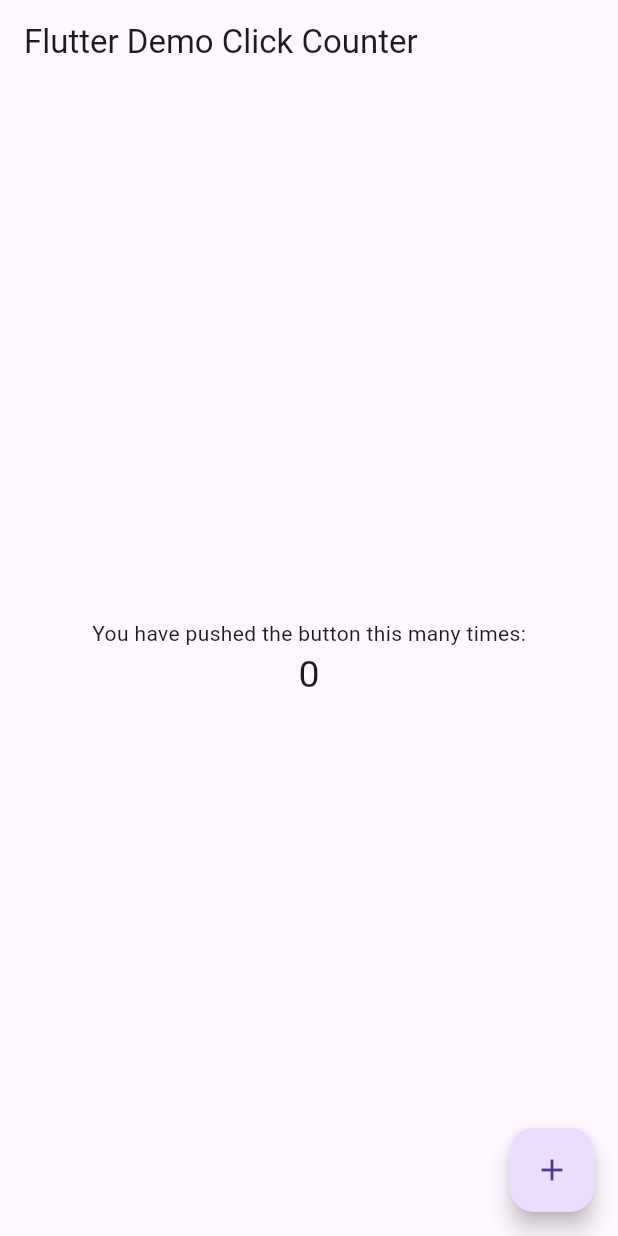
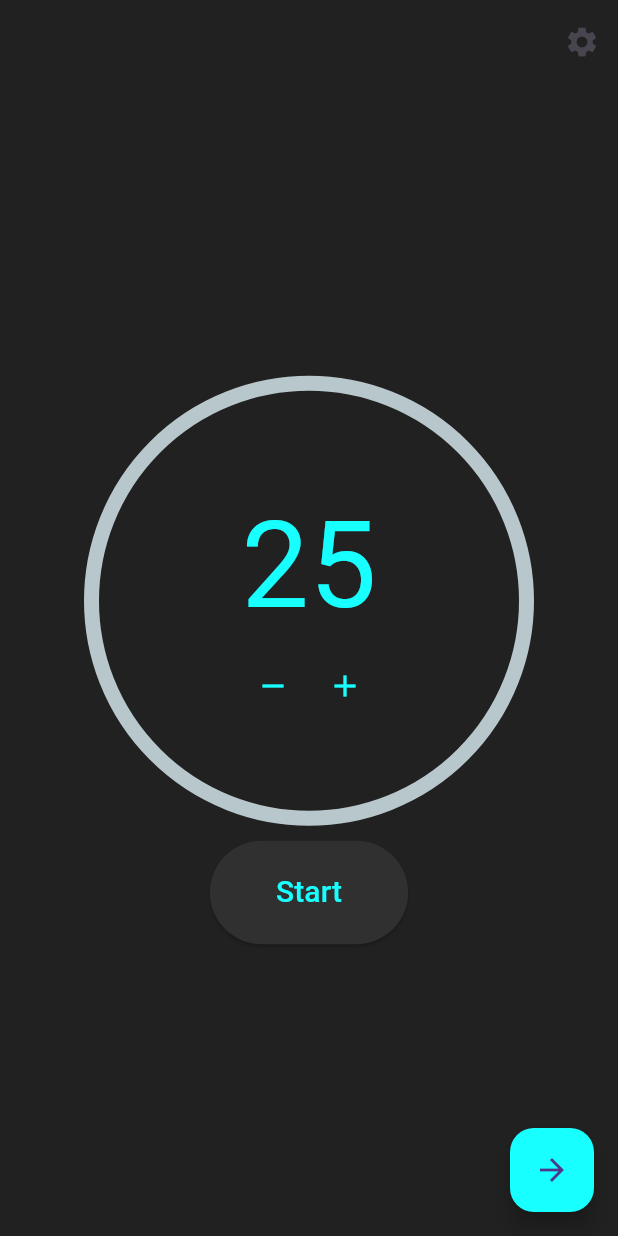
Before and after one commit to Phidude/GetResultsTimer, a Flutter app: the screen it shows after launch, on a phone screen of 412 x 824 dp. Run offline on Flutter 3.47's test engine with Material 3 defaults, Android fonts, the phone set to English and light mode, and no system bars; drawn by our look-alikes of percent_indicator.

Commit message:
Added new pages

```diff
--- a/lib/main.dart
+++ b/lib/main.dart
@@ -1,91 +1,295 @@
+import 'dart:async';
 import 'package:flutter/material.dart';
+import 'package:percent_indicator/percent_indicator.dart';
 
-void main() => runApp(const MyApp());
+void main() => runApp(MaterialApp(
+      debugShowCheckedModeBanner: false,
+      home: Pomodoro(),
+    ));
 
-class MyApp extends StatelessWidget {
-  const MyApp({super.key});
-  static const String _title = 'Flutter Stateful Clicker Counter';
-  // This widget is the root of your application.
+class Pomodoro extends StatefulWidget {
+  @override
+  _PomodoroState createState() => _PomodoroState();
+}
+
+class _PomodoroState extends State<Pomodoro> {
+  double percent = 0;
+  static int initialTimeInMinutes = 25;
+  int timeInMinutes = initialTimeInMinutes;
+  int timeInSeconds = initialTimeInMinutes * 60;
+
+  late Timer timer;
+  bool isTimerRunning = false;
+
+  _toggleTimer() {
+    if (isTimerRunning) {
+      timer.cancel();
+    } else {
+      _startTimer();
+    }
+
+    setState(() {
+      isTimerRunning = !isTimerRunning;
+      if (isTimerRunning) {
+        // Add initial color change when timer starts
+        percent = 0.01;
+      }
+    });
+  }
+
+  _startTimer() {
+    int time = timeInMinutes * 60;
+    double secondsPercent = (time / 100);
+    timer = Timer.periodic(Duration(seconds: 1), (timer) {
+      setState(() {
+        if (time > 0) {
+          time--;
+          if (time % 60 == 0) {
+            timeInMinutes--;
+          }
+          if (time % secondsPercent == 0) {
+            if (percent < 1) {
+              percent += 0.01;
+            } else {
+              percent = 1;
+            }
+          }
+        } else {
+          percent = 0;
+          timeInMinutes = initialTimeInMinutes;
+          timer.cancel();
+        }
+      });
+    });
+  }
+
+  _increaseTimer() {
+    setState(() {
+      initialTimeInMinutes++;
+      timeInMinutes = initialTimeInMinutes;
+      timeInSeconds = initialTimeInMinutes * 60;
+      percent = 0;
+    });
+  }
+
+  _decreaseTimer() {
+    if (initialTimeInMinutes > 1) {
+      setState(() {
+        initialTimeInMinutes--;
+        timeInMinutes = initialTimeInMinutes;
+        timeInSeconds = initialTimeInMinutes * 60;
+        percent = 0;
+      });
+    }
+  }
+
   @override
   Widget build(BuildContext context) {
-    return MaterialApp(
-      title: _title,
-      theme: ThemeData(
-        // useMaterial3: true,
-        primarySwatch: Colors.blue,
+    return SafeArea(
+      child: Scaffold(
+        appBar: AppBar(
+          backgroundColor: Colors.grey[900],
+          actions: [
+            IconButton(
+              icon: Icon(Icons.settings),
+              onPressed: () {}, // Placeholder, add navigation logic
+            ),
+          ],
+        ),
+        body: Container(
+          decoration: BoxDecoration(
+            color: Colors.grey[900],
+          ),
+          width: double.infinity,
+          child: Column(
+            mainAxisAlignment: MainAxisAlignment.center,
+            crossAxisAlignment: CrossAxisAlignment.center,
+            children: <Widget>[
+              Container(
+                height: 300.0,
+                child: CircularPercentIndicator(
+                  percent: percent,
+                  animation: true,
+                  animateFromLastPercent: true,
+                  radius: 150.0,
+                  lineWidth: 10.0,
+                  progressColor: Colors.cyanAccent,
+                  center: Column(
+                    mainAxisAlignment: MainAxisAlignment.center,
+                    children: [
+                      Text(
+                        "$timeInMinutes",
+                        style:
+                            TextStyle(color: Colors.cyanAccent, fontSize: 80.0),
+                      ),
+                      SizedBox(height: 0.0),
+                      Row(
+                        mainAxisAlignment: MainAxisAlignment.center,
+                        children: [
+                          IconButton(
+                            icon: Icon(Icons.remove),
+                            onPressed: _decreaseTimer,
+                            color: Colors.cyanAccent,
+                          ),
+                          SizedBox(width: 0.0),
+                          IconButton(
+                            icon: Icon(Icons.add),
+                            onPressed: _increaseTimer,
+                            color: Colors.cyanAccent,
+                          ),
+                        ],
+                      ),
+                    ],
+                  ),
+                ),
+              ),
+              SizedBox(
+                height: 10.0,
+              ),
+              ElevatedButton(
+                onPressed: _toggleTimer,
+                style: ElevatedButton.styleFrom(
+                  primary: Colors.grey[850],
+                  shape: RoundedRectangleBorder(
+                    borderRadius: BorderRadius.circular(100.0),
+                  ),
+                ),
+                child: Padding(
+                  padding: EdgeInsets.all(20.0),
+                  child: Text(
+                    isTimerRunning ? "Stop" : "Start",
+                    style: TextStyle(
+                      color: Colors.cyanAccent,
+                      fontSize: 20.0,
+                    ),
+                  ),
+                ),
+              ),
+            ],
+          ),
+        ),
+        floatingActionButton: FloatingActionButton(
+          onPressed: () {}, // Placeholder, add navigation logic
+          child: Icon(Icons.arrow_forward),
+          backgroundColor: Colors.cyanAccent,
+        ),
+        floatingActionButtonLocation: FloatingActionButtonLocation.endFloat,
       ),
-      home: const MyHomePage(),
     );
   }
 }
 
-class MyHomePage extends StatefulWidget {
-  const MyHomePage({super.key});
-  // This widget is the home page of your application. It is stateful, meaning
-  // that it has a State object (defined below) that contains fields that affect
-  // how it looks.
-  // This class is the configuration for the state.
+class VariableRewards extends StatefulWidget {
   @override
-  _MyHomePageState createState() => _MyHomePageState();
+  _VariableRewardsState createState() => _VariableRewardsState();
 }
 
-class _MyHomePageState extends State<MyHomePage> {
-  int _counter = 0;
-
-  void _incrementCounter() {
-    setState(() {
-      // This call to setState tells the Flutter framework that something has
-      // changed in this State, which causes it to rerun the build method below
-      // so that the display can reflect the updated values. If we changed
-      // _counter without calling setState(), then the build method would not be
-      // called again, and so nothing would appear to happen.
-      _counter++;
-    });
-  }
+class _VariableRewardsState extends State<VariableRewards> {
+  List<String> rewardsList = [];
 
   @override
   Widget build(BuildContext context) {
-    // This method is rerun every time setState is called, for instance as done
-    // by the _incrementCounter method above.
-    //
-    // The Flutter framework has been optimized to make rerunning build methods
-    // fast, so that you can just rebuild anything that needs updating rather
-    // than having to individually change instances of widgets.
     return Scaffold(
       appBar: AppBar(
-        // Here we take the value from the MyHomePage object that was created by
-        // the App.build method, and use it to set our appbar title.
-        title: const Text('Flutter Demo Click Counter'),
+        backgroundColor: Colors.grey[900],
+        title: Text(
+          'Variable Rewards',
+          style: TextStyle(color: Colors.cyanAccent),
+        ),
       ),
-      body: Center(
-        // Center is a layout widget. It takes a single child and positions it
-        // in the middle of the parent.
+      body: Container(
+        decoration: BoxDecoration(
+          color: Colors.grey[900],
+        ),
+        width: double.infinity,
         child: Column(
-          // Column is also a layout widget. It takes a list of children and
-          // arranges them vertically. By default, it sizes itself to fit its
-          // children horizontally, and tries to be as tall as its parent.
-          //
-          // Column has various properties to control how it sizes itself and
-          // how it positions its children. Here we use mainAxisAlignment to
-          // center the children vertically; the main axis here is the vertical
-          // axis because Columns are vertical (the cross axis would be
-          // horizontal).
-          mainAxisAlignment: MainAxisAlignment.center,
           children: <Widget>[
-            const Text(
-              'You have pushed the button this many times:',
+            SizedBox(height: 10.0),
+            Expanded(
+              child: ListView.builder(
+                itemCount: rewardsList.length,
+                itemBuilder: (context, index) {
+                  return Card(
+                    color: Colors.grey[850],
+                    margin:
+                        EdgeInsets.symmetric(vertical: 5.0, horizontal: 10.0),
+                    child: ListTile(
+                      title: Row(
+                        mainAxisAlignment: MainAxisAlignment.spaceBetween,
+                        children: [
+                          Text(
+                            rewardsList[index],
+                            style: TextStyle(
+                              color: Colors.cyanAccent,
+                              fontSize: 18.0,
+                            ),
+                          ),
+                          IconButton(
+                            icon: Icon(Icons.delete, color: Colors.red),
+                            onPressed: () {
+                              setState(() {
+                                rewardsList.removeAt(index);
+                              });
+                            },
+                          ),
+                        ],
+                      ),
+                    ),
+                  );
+                },
+              ),
             ),
-            Text(
-              '$_counter',
-              style: const TextStyle(fontSize: 25),
+            Padding(
+              padding: EdgeInsets.all(10.0),
+              child: TextField(
+                controller: TextEditingController(),
+                decoration: InputDecoration(
+                  hintText: 'Add a new reward...',
+                  hintStyle: TextStyle(color: Colors.cyanAccent),
+                  enabledBorder: UnderlineInputBorder(
+                    borderSide: BorderSide(color: Colors.cyanAccent),
+                  ),
+                  focusedBorder: UnderlineInputBorder(
+                    borderSide: BorderSide(color: Colors.cyanAccent),
+                  ),
+                ),
+                style: TextStyle(color: Colors.cyanAccent),
+                onSubmitted: (text) {
+                  setState(() {
+                    rewardsList.add(text);
+                  });
+                },
+              ),
             ),
           ],
         ),
       ),
-      floatingActionButton: FloatingActionButton(
-        onPressed: _incrementCounter,
-        tooltip: 'Increment',
-        child: const Icon(Icons.add),
+    );
+  }
+}
+
+class SettingsPage extends StatelessWidget {
+  @override
+  Widget build(BuildContext context) {
+    return Scaffold(
+      appBar: AppBar(
+        backgroundColor: Colors.grey[900],
+        title: Text('Settings'),
+      ),
+      body: Container(
+        decoration: BoxDecoration(
+          color: Colors.grey[900],
+        ),
+        width: double.infinity,
+        child: Center(
+          child: Text(
+            'This is the settings page!',
+            style: TextStyle(
+              color: Colors.cyanAccent,
+              fontSize: 20.0,
+            ),
+          ),
+        ),
       ),
     );
   }
--- a/pubspec.yaml
+++ b/pubspec.yaml
@@ -9,6 +9,7 @@ environment:
 dependencies:
   flutter:
     sdk: flutter
+  percent_indicator: ^4.0.1
 
 dev_dependencies:
   flutter_test:
```
